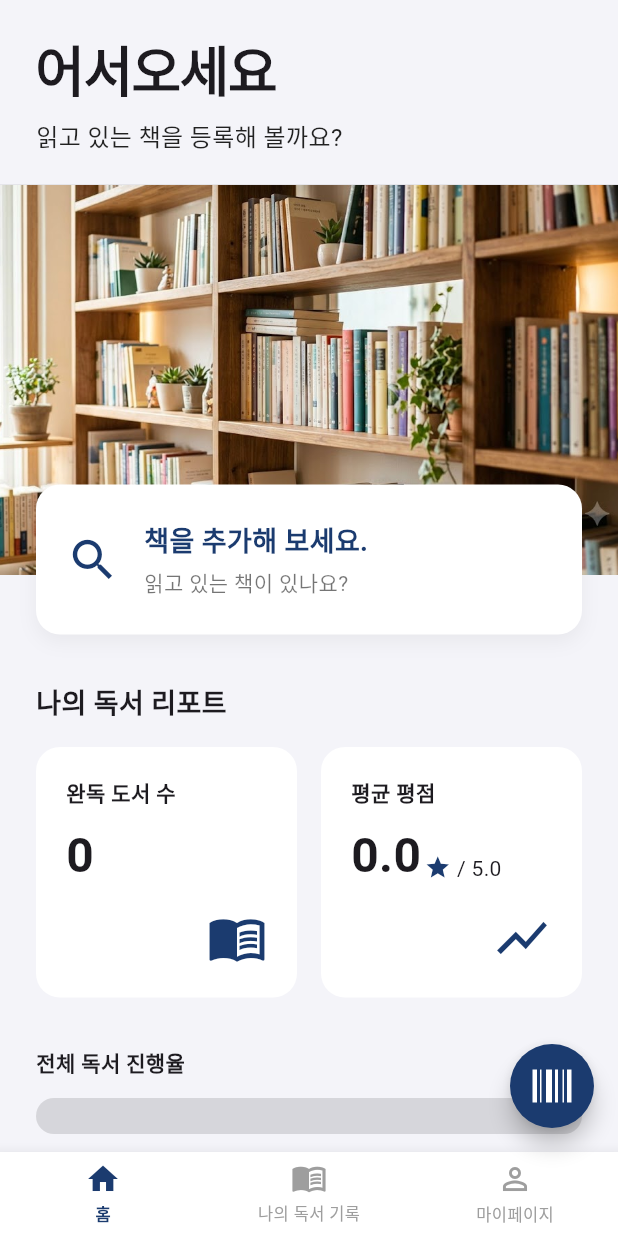
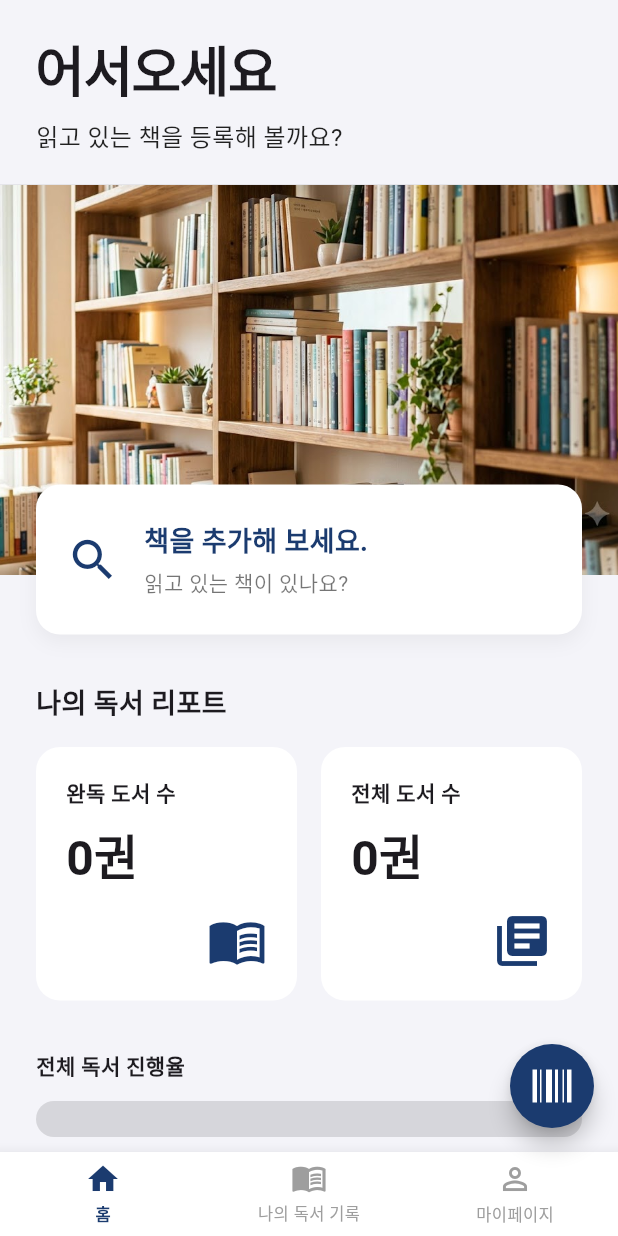
Before and after one commit to leehungsoo/aws402_book_flutter, a Flutter app: the screen it shows after launch, on a phone screen of 412 x 824 dp. Run offline on Flutter 3.47's test engine with Material 3 defaults, Android fonts, the phone set to English and light mode, and no system bars; drawn by our look-alikes of animated_bottom_navigation_bar; our stand-ins replace device_info_plus, dio, firebase_core, flutter_dotenv; missing offline and left inert: mobile_scanner; accounts and stored records are empty.

Commit message:
fix: 독서 리포트 대시보드 평균 평점을 전체 도서 수로 변경

```diff
--- a/lib/screens/home/book_screen.dart
+++ b/lib/screens/home/book_screen.dart
@@ -14,27 +14,23 @@ class _BookScreenState extends State<BookScreen> {
 
   // =========================================================
   // [형호씨 작업 연결 공간 1: 상태 변수 선언]
-  // 형호씨가 백엔드(MySQL)에서 받아올 데이터가 담기는 그릇입니다.
   // =========================================================
   int completedBooksCount = 0;       // 완독 도서 수
-  double averageRating = 0.0;        // 평균 평점
+  int totalBookCount = 0;            // 전체 도서 수 (평균 평점에서 변경됨)
   int progressPercent = 0;           // 진행율 퍼센트
   double progressRatio = 0.0;        // 진행율 막대 비율 (0.0 ~ 1.0)
-  bool isLoading = false;            // 로딩 상태 (데이터를 불러오는 중인지 확인)
+  bool isLoading = false;            // 로딩 상태
 
   @override
   void initState() {
     super.initState();
-    // 화면이 켜질 때 형호씨의 MySQL 데이터를 불러옵니다.
     // fetchReadingReport(); // (백엔드 서버 켜지면 주석 해제)
   }
 
   // =========================================================
   // [형호씨 작업 연결 공간 2: MySQL 데이터 GET 함수]
-  // 형호씨가 Spring Boot 등으로 만든 API 주소를 아래에 넣으면 됩니다.
   // =========================================================
   Future<void> fetchReadingReport() async {
-    // TODO: 형호씨, 실제 백엔드 API 주소로 변경해 주세요!
     const String apiUrl = 'https://api.example.com/api/users/reading-report';
 
     setState(() => isLoading = true);
@@ -45,9 +41,8 @@ class _BookScreenState extends State<BookScreen> {
       if (response.statusCode == 200) {
         final data = jsonDecode(response.body);
         setState(() {
-          // DB에서 가져온 값을 변수에 덮어씌우면 만든 화면이 자동 업데이트됨
           completedBooksCount = data['completedBooksCount'] ?? 0;
-          averageRating = (data['averageRating'] ?? 0.0).toDouble();
+          totalBookCount = data['totalBookCount'] ?? 0; // 전체 도서 수 데이터 바인딩
           progressPercent = data['progressPercent'] ?? 0;
           progressRatio = (data['progressPercent'] ?? 0) / 100.0;
           isLoading = false;
@@ -63,7 +58,6 @@ class _BookScreenState extends State<BookScreen> {
 
   // =========================================================
   // [흥수씨 & 정민씨 작업 연결 공간: 책 등록 바텀 시트]
-  // '책을 추가해 보세요'를 누르면 올라오는 메뉴입니다.
   // =========================================================
   void _addBooks() {
     showModalBottomSheet(
@@ -86,17 +80,12 @@ class _BookScreenState extends State<BookScreen> {
                       padding: const EdgeInsets.only(left: 20.0, right: 20.0),
                       child: Column(
                         children: [
-                          // --------------------------------------------------
                           // 1. 검색해서 등록하기 [정민씨 파트]
-                          // --------------------------------------------------
                           Padding(
                             padding: const EdgeInsets.only(top: 10.0, bottom: 10.0),
                             child: GestureDetector(
                               onTap: () {
-                                Navigator.pop(context); // 모달 먼저 닫기
-                                // TODO: 정민씨 작업 완료 후, AppRoutes에 등록하고 아래 주석 풀기!
-                                // Navigator.pushNamed(context, AppRoutes.정민씨라우트명_검색);
-
+                                Navigator.pop(context);
                                 ScaffoldMessenger.of(context).showSnackBar(
                                   const SnackBar(content: Text('정민씨가 개발 중인 검색 기능입니다! 🛠️')),
                                 );
@@ -111,9 +100,7 @@ class _BookScreenState extends State<BookScreen> {
                             ),
                           ),
                           const Divider(),
-                          // --------------------------------------------------
                           // 2. 바코드로 등록하기 [흥수씨 파트]
-                          // --------------------------------------------------
                           Padding(
                             padding: const EdgeInsets.only(top: 10.0, bottom: 10.0),
                             child: GestureDetector(
@@ -128,9 +115,7 @@ class _BookScreenState extends State<BookScreen> {
                             ),
                           ),
                           const Divider(),
-                          // --------------------------------------------------
                           // 3. 바코드로 등록하기 (Test) [흥수씨 파트]
-                          // --------------------------------------------------
                           Padding(
                             padding: const EdgeInsets.only(top: 10.0, bottom: 10.0),
                             child: GestureDetector(
@@ -145,17 +130,12 @@ class _BookScreenState extends State<BookScreen> {
                             ),
                           ),
                           const Divider(),
-                          // --------------------------------------------------
-                          //  4. 직접 입력하기 [정민씨 파트]
-                          // --------------------------------------------------
+                          // 4. 직접 입력하기 [정민씨 파트]
                           Padding(
                             padding: const EdgeInsets.only(top: 10.0, bottom: 10.0),
                             child: GestureDetector(
                               onTap: () {
-                                Navigator.pop(context); // 모달 먼저 닫기
-                                // TODO: 정민씨 작업 완료 후, AppRoutes에 등록하고 아래 주석 풀기!
-                                // Navigator.pushNamed(context, AppRoutes.정민씨라우트명_직접입력);
-
+                                Navigator.pop(context);
                                 ScaffoldMessenger.of(context).showSnackBar(
                                   const SnackBar(content: Text('정민씨가 개발 중인 직접 입력 기능입니다! 🛠️')),
                                 );
@@ -184,11 +164,10 @@ class _BookScreenState extends State<BookScreen> {
   }
 
   // =========================================================
-  //[작업 영역: 전체 UI 구조 및 디자인]
+  // [작업 영역: 전체 UI 구조 및 디자인]
   // =========================================================
   @override
   Widget build(BuildContext context) {
-    // 추천 색상 테마: 딥 네이비 & 소프트 화이트
     final Color mainColor = const Color(0xFF1B3B6F);
     final Color subColor = const Color(0xFF98D7C2);
     final Color bgColor = const Color(0xFFF4F4F9);
@@ -198,7 +177,7 @@ class _BookScreenState extends State<BookScreen> {
       backgroundColor: bgColor,
       body: SafeArea(
         child: RefreshIndicator(
-          onRefresh: fetchReadingReport, // 형호씨 함수 연결 (당겨서 새로고침)
+          onRefresh: fetchReadingReport,
           child: SingleChildScrollView(
             physics: const AlwaysScrollableScrollPhysics(),
             child: Column(
@@ -227,7 +206,7 @@ class _BookScreenState extends State<BookScreen> {
                       decoration: const BoxDecoration(
                         color: Colors.black12,
                         image: DecorationImage(
-                          image: AssetImage('assets/images/main_image.jpg'), // 메인 이미지
+                          image: AssetImage('assets/images/main_image.jpg'),
                           fit: BoxFit.cover,
                         ),
                       ),
@@ -237,7 +216,7 @@ class _BookScreenState extends State<BookScreen> {
                       left: 24,
                       right: 24,
                       child: GestureDetector(
-                        onTap: _addBooks, // 흥수씨/정민씨 메뉴 호출
+                        onTap: _addBooks,
                         child: Container(
                           padding: const EdgeInsets.symmetric(horizontal: 20, vertical: 24),
                           decoration: BoxDecoration(
@@ -267,7 +246,7 @@ class _BookScreenState extends State<BookScreen> {
 
                 const SizedBox(height: 32),
 
-                // 형호씨 MySQL 데이터가 화면에 뿌려지는 영역
+                // 독서 리포트 카드 영역
                 Padding(
                   padding: const EdgeInsets.symmetric(horizontal: 24.0),
                   child: Column(
@@ -277,6 +256,7 @@ class _BookScreenState extends State<BookScreen> {
                       const SizedBox(height: 16),
                       Row(
                         children: [
+                          // 1. 완독 도서 수 카드
                           Expanded(
                             child: Container(
                               padding: const EdgeInsets.all(20),
@@ -286,7 +266,7 @@ class _BookScreenState extends State<BookScreen> {
                                 children: [
                                   const Text('완독 도서 수', style: TextStyle(fontSize: 14, fontWeight: FontWeight.w600)),
                                   const SizedBox(height: 8),
-                                  Text(isLoading ? '-' : '$completedBooksCount', style: const TextStyle(fontSize: 32, fontWeight: FontWeight.bold)),
+                                  Text(isLoading ? '-' : '$completedBooksCount권', style: const TextStyle(fontSize: 32, fontWeight: FontWeight.bold)),
                                   const SizedBox(height: 12),
                                   Align(alignment: Alignment.centerRight, child: Icon(Icons.menu_book, size: 40, color: mainColor))
                                 ],
@@ -294,6 +274,7 @@ class _BookScreenState extends State<BookScreen> {
                             ),
                           ),
                           const SizedBox(width: 16),
+                          // 2. 전체 도서 수 카드
                           Expanded(
                             child: Container(
                               padding: const EdgeInsets.all(20),
@@ -301,18 +282,14 @@ class _BookScreenState extends State<BookScreen> {
                               child: Column(
                                 crossAxisAlignment: CrossAxisAlignment.start,
                                 children: [
-                                  const Text('평균 평점', style: TextStyle(fontSize: 14, fontWeight: FontWeight.w600)),
+                                  const Text('전체 도서 수', style: TextStyle(fontSize: 14, fontWeight: FontWeight.w600)),
                                   const SizedBox(height: 8),
-                                  Row(
-                                    crossAxisAlignment: CrossAxisAlignment.end,
-                                    children: [
-                                      Text(isLoading ? '-' : '$averageRating', style: const TextStyle(fontSize: 32, fontWeight: FontWeight.bold)),
-                                      Padding(padding: const EdgeInsets.only(bottom: 6.0, left: 2.0), child: Icon(Icons.star, size: 18, color: mainColor)),
-                                      const Padding(padding: EdgeInsets.only(bottom: 4.0), child: Text(' / 5.0', style: TextStyle(fontSize: 14))),
-                                    ],
+                                  Text(
+                                    isLoading ? '-' : '$totalBookCount권',
+                                    style: const TextStyle(fontSize: 32, fontWeight: FontWeight.bold),
                                   ),
                                   const SizedBox(height: 12),
-                                  Align(alignment: Alignment.centerRight, child: Icon(Icons.show_chart, size: 40, color: mainColor))
+                                  Align(alignment: Alignment.centerRight, child: Icon(Icons.library_books, size: 40, color: mainColor))
                                 ],
                               ),
                             ),
@@ -325,6 +302,7 @@ class _BookScreenState extends State<BookScreen> {
 
                 const SizedBox(height: 32),
 
+                // 전체 독서 진행율 바 영역
                 Padding(
                   padding: const EdgeInsets.symmetric(horizontal: 24.0),
                   child: Column(
```
